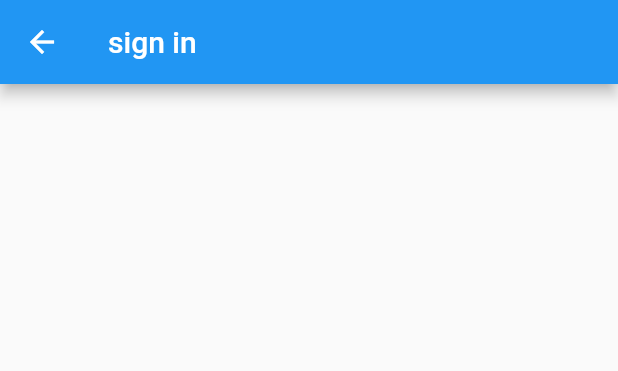
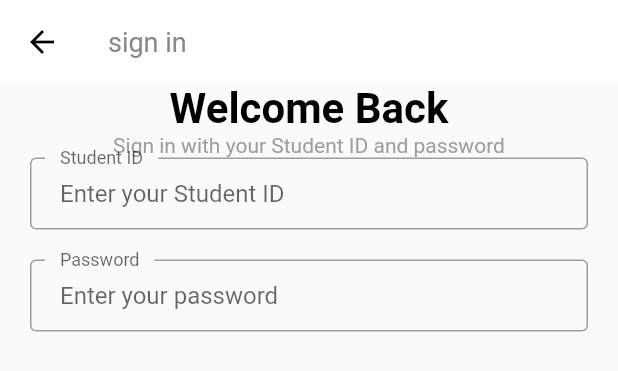
Before and after one commit to Hope-Studio/flutter-practice, a Flutter app: the SettingPage widget shown alone on an empty page, opened directly, after a tap on "sign in", on a phone screen of 412 x 824 dp. Shown: the top 371 px of the screen. Run offline on Flutter 3.47's test engine with Material 2 defaults, Android fonts, the light colour scheme and no system bars.

Commit message:
add textfields to 'sign in' page, add 'theme'

```diff
--- a/lib/pages/tabs.dart
+++ b/lib/pages/tabs.dart
@@ -26,8 +26,9 @@ class _TabsState extends State<Tabs> {
   @override
   Widget build(BuildContext context) => Scaffold(
         appBar: AppBar(
-          title: const Text("title"),
-        ),
+            title: const Text(
+          "title",
+        )),
         body: _pageList[_currentIndex],
         bottomNavigationBar: BottomNavigationBar(
           currentIndex: _currentIndex,
--- a/lib/pages/tabs/setting.dart
+++ b/lib/pages/tabs/setting.dart
@@ -12,9 +12,7 @@ class SettingPage extends StatefulWidget {
 class _SettingPageState extends State<SettingPage> {
   @override
   Widget build(BuildContext context) {
-    OutlineButton _aOutlineButton<Object>(String text, Widget pageName) =>
-        OutlineButton(
-          borderSide: const BorderSide(color: Colors.blue),
+    FlatButton _aFlatButton<Object>(String text, Widget pageName) => FlatButton(
           // ignore: unnecessary_parenthesis
           shape: (const RoundedRectangleBorder(
               borderRadius: BorderRadius.all(Radius.circular(10)))),
@@ -34,9 +32,9 @@ class _SettingPageState extends State<SettingPage> {
 
     return ListView(
       children: [
-        _aOutlineButton<Object>("text", const SignInPage()),
-        _aOutlineButton<Object>("text", const SignInPage()),
-        _aOutlineButton<Object>("text", const SignInPage()),
+        _aFlatButton<Object>("text", const SignInPage()),
+        _aFlatButton<Object>("text", const SignInPage()),
+        _aFlatButton<Object>("text", const SignInPage()),
       ],
     );
   }
--- a/lib/pages/tabs/settings/body.dart
+++ b/lib/pages/tabs/settings/body.dart
@@ -9,5 +9,77 @@ class Body extends StatefulWidget {
 
 class _BodyState extends State<Body> {
   @override
-  Widget build(BuildContext context) => Container();
+  Widget build(BuildContext context) => SafeArea(
+        child: SizedBox(
+          width: double.infinity,
+          child: Padding(
+            padding: const EdgeInsets.symmetric(horizontal: 20),
+            child: Column(
+              // ignore: prefer_const_literals_to_create_immutables
+              children: [
+                const Text(
+                  "Welcome Back",
+                  style: TextStyle(
+                      color: Colors.black,
+                      fontSize: 28,
+                      fontWeight: FontWeight.bold),
+                ),
+                const Text(
+                  "Sign in with your Student ID and password",
+                  textAlign: TextAlign.center,
+                  style: TextStyle(
+                    color: Colors.grey,
+                  ),
+                ),
+                const SignForm(),
+              ],
+            ),
+          ),
+        ),
+      );
 }
+
+class SignForm extends StatefulWidget {
+  const SignForm({Key key}) : super(key: key);
+
+  @override
+  _SignFormState createState() => _SignFormState();
+}
+
+class _SignFormState extends State<SignForm> {
+  @override
+  Widget build(BuildContext context) => Form(
+        child: Column(
+          children: <Widget>[
+            buidIDField(),
+            const SizedBox(height: 20),
+            buidPasswordField(),
+            const SizedBox(height: 20),
+          ],
+        ),
+      );
+}
+
+TextFormField buidIDField() => TextFormField(
+        decoration: const InputDecoration(
+      //   icon: Icon(
+      //     Icons.person,
+      //     color: Colors.grey,
+      //   ),
+      labelText: "Student ID",
+      hintText: "Enter your Student ID",
+      floatingLabelBehavior: FloatingLabelBehavior.always,
+    ));
+
+TextFormField buidPasswordField() => TextFormField(
+      obscureText: true,
+      decoration: const InputDecoration(
+        // icon: Icon(
+        //   Icons.person,
+        //   color: Colors.grey,
+        // ),
+        labelText: "Password",
+        hintText: "Enter your password",
+        floatingLabelBehavior: FloatingLabelBehavior.always,
+      ),
+    );
--- a/lib/pages/tabs/settings/sign_in.dart
+++ b/lib/pages/tabs/settings/sign_in.dart
@@ -11,7 +11,11 @@ class SignInPage extends StatefulWidget {
 class _SignInPageState extends State<SignInPage> {
   @override
   Widget build(BuildContext context) => Scaffold(
-        appBar: AppBar(title: const Text("sign in")),
+        appBar: AppBar(
+            title: const Text(
+          "sign in",
+          style: TextStyle(color: Color(0xff888888)),
+        )),
         body: const Body(),
       );
 }
--- a/lib/splash/splash_screen.dart
+++ b/lib/splash/splash_screen.dart
@@ -1,4 +1,5 @@
 import 'package:flutter/material.dart';
+import 'package:atest/size_config.dart';
 import 'components/body.dart';
 
 class SplashScreen extends StatefulWidget {
@@ -10,5 +11,8 @@ class SplashScreen extends StatefulWidget {
 
 class _SplashScreenState extends State<SplashScreen> {
   @override
-  Widget build(BuildContext context) => const Scaffold(body: Body());
+  Widget build(BuildContext context) {
+    SizeConfig().init(context);
+    return const Scaffold(body: Body());
+  }
 }
```
Also changed, not shown: lib/main.dart (+4 -11 lines), lib/size_config.dart (added, +27 -0 lines), lib/theme.dart (added, +43 -0 lines).
